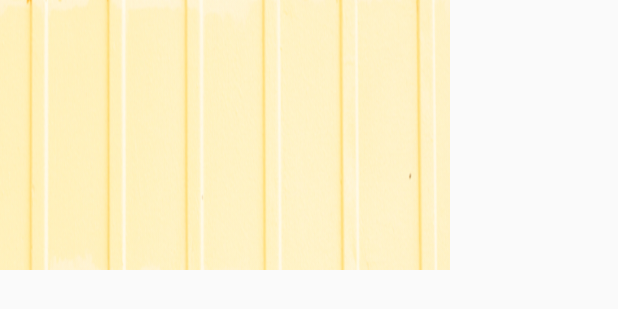
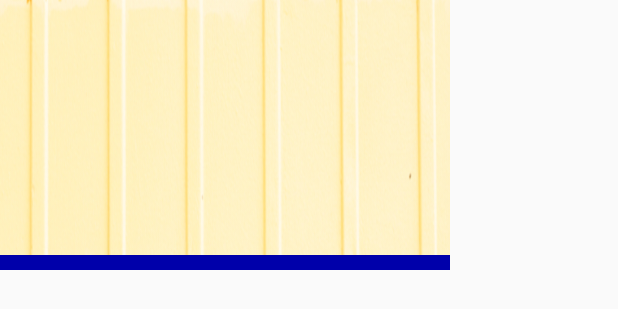
Before and after one commit to JolinZhang/Note, an Android app: the layout layout_note.xml on its own in the app's theme, with its tools: preview values and no code run, on a phone screen of 412 x 824 dp. Shown: the top 309 px of the screen. Run offline under Robolectric (Android 15) with nearby library versions, the light colour scheme and no system bars.

Commit message:
add noteView activity

```diff
--- a/app/src/main/res/layout/layout_note.xml
+++ b/app/src/main/res/layout/layout_note.xml
@@ -24,11 +24,31 @@
             android:paddingTop="5dp"
             android:paddingBottom="3dp" />
     </LinearLayout>
-    <TextView
+
+    <LinearLayout
+        xmlns:android="http://schemas.android.com/apk/res/android"
         android:layout_width="300dp"
         android:layout_height="wrap_content"
+        android:background="#0000aa"
         android:layout_gravity="center_horizontal"
-        android:id="@+id/noteCount"
-        android:textAppearance="?android:attr/textAppearanceMedium"
-        android:textColor="#333333" />
+        android:orientation="horizontal">
+        <TextView
+            android:layout_width="wrap_content"
+            android:layout_height="wrap_content"
+            android:id="@+id/noteCount"
+            android:textAppearance="?android:attr/textAppearanceMedium"
+            android:textColor="#333333"
+            android:background="#00aaaa"
+            android:layout_gravity="left" />
+        <TextView
+            android:layout_width="wrap_content"
+            android:layout_height="wrap_content"
+            android:id="@+id/noteCreateTime"
+            android:textColor="#333333"
+            android:background="#aa00aa"
+            android:layout_gravity="right"
+           />
+
+    </LinearLayout>
+
 </LinearLayout>
--- a/app/src/main/res/values/strings.xml
+++ b/app/src/main/res/values/strings.xml
@@ -4,4 +4,6 @@
     <string name="hello_world">Hello world!</string>
     <string name="action_settings">Settings</string>
     <string name="title_activity_write">write</string>
+    <string name="title_activity_activity_note">activity_note</string>
+    <string name="title_activity_note_view">noteView</string>
 </resources>
```
Also changed, not shown: app/src/main/AndroidManifest.xml (+7 -1 lines), app/src/main/java/com/example/jonelezhang/note/Adapter.java (+5 -3 lines), app/src/main/java/com/example/jonelezhang/note/MainActivity.java (+17 -1 lines), app/src/main/java/com/example/jonelezhang/note/Note.java (+8 -1 lines), app/src/main/java/com/example/jonelezhang/note/NotesDatabaseHelper.java (+22 -2 lines), app/src/main/java/com/example/jonelezhang/note/noteView.java (added, +59 -0 lines), app/src/main/res/layout/activity_note_view.xml (added, +45 -0 lines), app/src/main/res/menu/menu_note_view.xml (added, +7 -0 lines), app/src/main/res/drawable/ic_delete.png (added).
